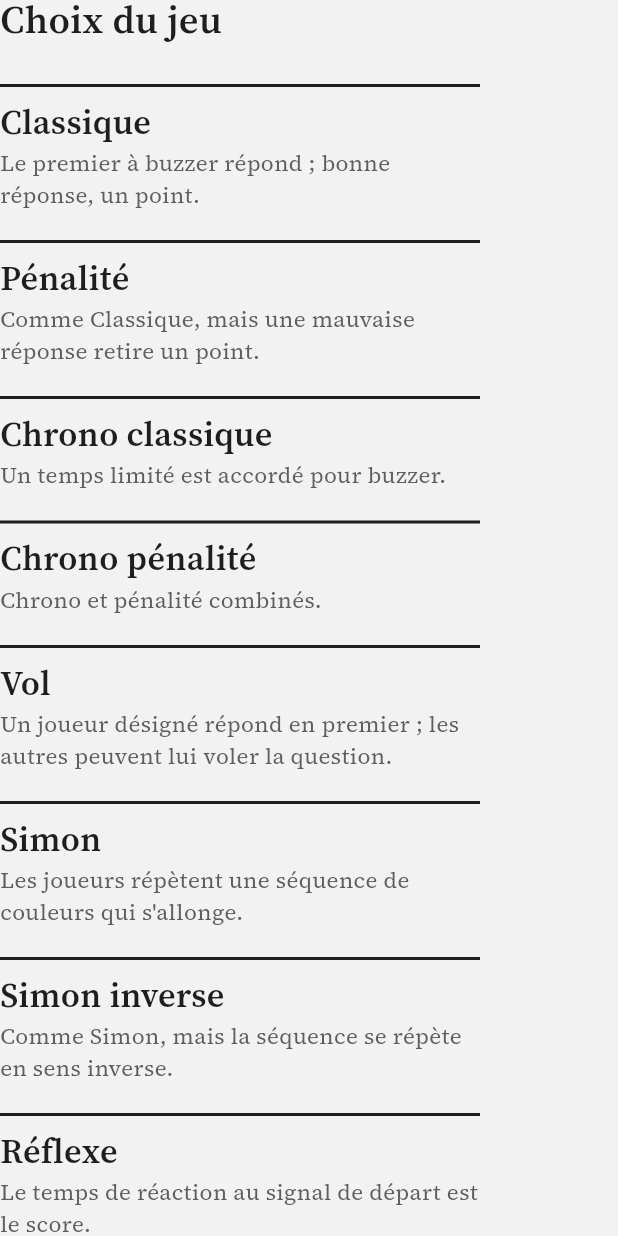
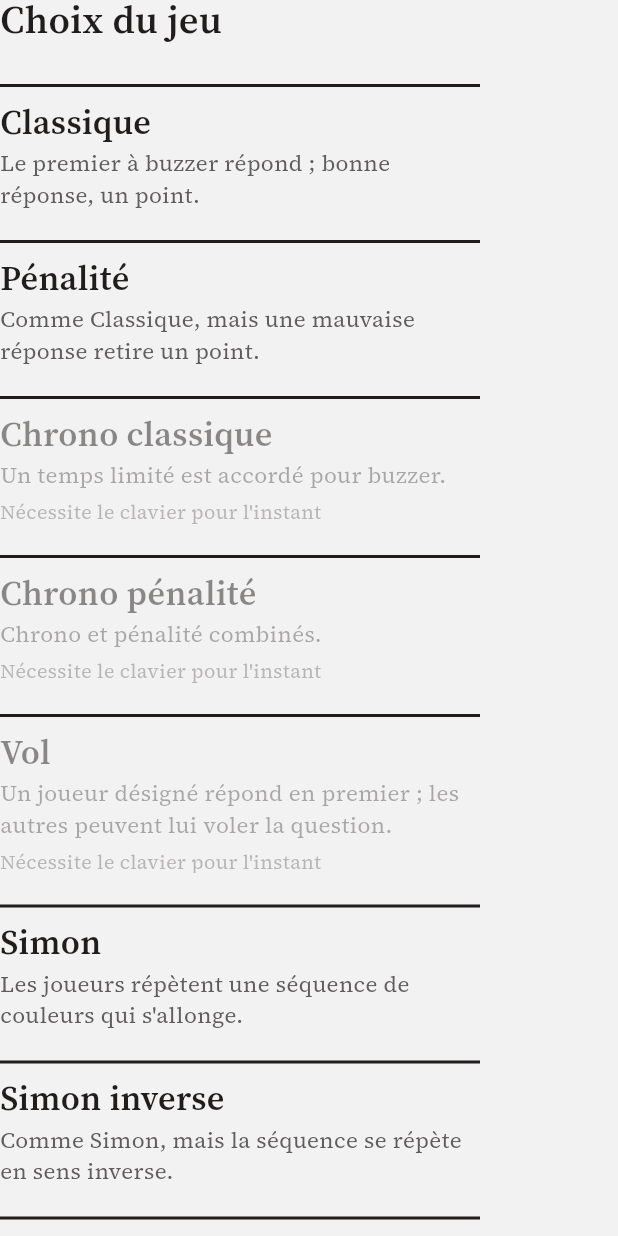
Before and after one commit to papatalon/Arduino-Buzzer, a Flutter app: the GameChoiceScreen widget shown alone on an empty page, opened directly with empty values, on a phone screen of 412 x 824 dp. Run offline on Flutter 3.47's test engine with Material 3 defaults, Android fonts, the phone set to English and light mode, and no system bars; our stand-ins replace shared_preferences; missing offline and left inert: desktop_multi_window, universal_ble, window_manager; accounts and stored records are empty.

Commit message:
Ecran Jeu actif interactif : commande SELECT_GAME|<n>, pas une simulation de touche
Le menu GAME_CHOICE navigue de facon relative (2/8/#) et son curseur
n'est jamais expose en telemetrie - impossible de viser un jeu precis en
rejouant des touches a l'aveugle depuis l'app. Nouvelle commande
semantique SELECT_GAME|<index> : Configuration::selectGameIndex()
(nouveau) reutilise la logique de confirmation deja existante
(confirmGameSelection(), extraite du case '#' de gameChoice() sans la
dupliquer par type de jeu).

Contrairement au clavier physique, cette commande n'est pas gardee par
la phase courante (fonctionne meme en pleine question) - l'app n'est
pas soumise a la navigation sequentielle du clavier/LCD, decision du
client a garder en tete pour les prochaines commandes App->Mega.

Portee reduite a cette passe : seuls les 4 jeux qui s'appliquent en une
seule confirmation (Classique, Penalite, Simon, Simon inverse) sont
cliquables ; les 7 autres necessitent un sous-ecran de reglage (duree/
manches/sons) sans UI app encore - affiches griffes en attendant.

Teste de bout en bout sur le vrai firmware reflashe (clic "Simon" ->
en-tete console affiche SIMON, via la telemetrie GAME deja existante).

Co-Authored-By: Claude Sonnet 5 <noreply@anthropic.com>

```diff
--- a/app/buzzer_companion/lib/broadsheet/console_shell.dart
+++ b/app/buzzer_companion/lib/broadsheet/console_shell.dart
@@ -274,7 +274,7 @@ class _CenterColumn extends StatelessWidget {
       case ConsoleSection.buzzers:
         return BuzzersScreen(game: game);
       case ConsoleSection.jeuActif:
-        return GameChoiceScreen(game: game);
+        return GameChoiceScreen(game: game, ble: ble);
       case ConsoleSection.questions:
         return const QuestionsScreen();
       case ConsoleSection.appareil:
--- a/app/buzzer_companion/lib/broadsheet/screens/game_choice_screen.dart
+++ b/app/buzzer_companion/lib/broadsheet/screens/game_choice_screen.dart
@@ -1,12 +1,17 @@
 import 'package:flutter/material.dart';
 
+import '../../ble_link_service.dart';
 import '../../protocol.dart';
 import '../tokens.dart';
 
-// Écran "Choix du jeu" (design_handoff_buzzer_console/README.md, 1f), en
-// lecture seule : les 11 modes, celui actif marqué. Pas de réglages de
-// durée ni de bouton "Lancer la partie" — ça dépend des commandes App→Mega
-// (voir la décision "lecture seule d'abord").
+// Écran "Choix du jeu" (design_handoff_buzzer_console/README.md, 1f) : les
+// 11 modes, celui actif marqué. Seuls les jeux qui s'appliquent en une
+// seule confirmation au clavier (Classique, Pénalité, Simon, Simon
+// inverse) sont sélectionnables en un clic (commande "SELECT_GAME|<n>",
+// voir Configuration::selectGameIndex côté Mega) — les 7 autres
+// enchaînent sur un sous-écran de réglage (durée, manches, sons) qui n'a
+// pas encore d'UI côté app, donc ils restent affichés mais inertes pour
+// l'instant.
 //
 // Les phrases de règle sont une description approximative déduite des noms
 // et du code existant (Questions.h, Simon.h, Reflex.h, SoundGame.h...) — à
@@ -25,9 +30,15 @@ const _kRules = [
   'Deux joueurs s\'affrontent en tête-à-tête.',
 ];
 
+// Jeux qui s'appliquent en une seule confirmation au clavier (pas de
+// sous-écran de réglage) — les seuls sélectionnables depuis l'app pour
+// l'instant. Index : voir GameMode.h / kGameModeNames.
+const _kSimpleGameIndices = {0, 1, 5, 6};
+
 class GameChoiceScreen extends StatelessWidget {
-  const GameChoiceScreen({super.key, required this.game});
+  const GameChoiceScreen({super.key, required this.game, required this.ble});
   final GameState game;
+  final BleLinkService ble;
 
   @override
   Widget build(BuildContext context) {
@@ -44,7 +55,11 @@ class GameChoiceScreen extends StatelessWidget {
             runSpacing: BSSpace.s4,
             children: [
               for (var i = 0; i < kGameModeNames.length; i++)
-                _GameCard(index: i, active: game.gameMode == i),
+                _GameCard(
+                  index: i,
+                  active: game.gameMode == i,
+                  onSelect: _kSimpleGameIndices.contains(i) ? () => ble.selectGame(i) : null,
+                ),
             ],
           ),
         ],
@@ -54,19 +69,23 @@ class GameChoiceScreen extends StatelessWidget {
 }
 
 class _GameCard extends StatelessWidget {
-  const _GameCard({required this.index, required this.active});
+  const _GameCard({required this.index, required this.active, required this.onSelect});
   final int index;
   final bool active;
+  final VoidCallback? onSelect;
 
   @override
   Widget build(BuildContext context) {
-    return Container(
+    final enabled = onSelect != null;
+    final card = Container(
       width: 320,
       padding: const EdgeInsets.only(top: BSSpace.s2),
       decoration: BoxDecoration(
         border: Border(top: BorderSide(color: active ? BSColors.accent2 : BSColors.text, width: 2)),
         color: active ? BSColors.accent2_100 : null,
       ),
+      child: Opacity(
+        opacity: enabled ? 1 : 0.5,
         child: Padding(
           padding: EdgeInsets.all(active ? BSSpace.s3 : 0),
           child: Column(
@@ -87,9 +106,22 @@ class _GameCard extends StatelessWidget {
               ),
               const SizedBox(height: BSSpace.s1),
               Text(_kRules[index], style: BSType.body(size: 15, color: BSColors.neutral700)),
+              if (!enabled) ...[
+                const SizedBox(height: BSSpace.s1),
+                Text(
+                  'Nécessite le clavier pour l\'instant',
+                  style: BSType.body(size: 13, color: BSColors.neutral600),
+                ),
+              ],
             ],
           ),
         ),
+      ),
+    );
+    if (!enabled) return card;
+    return MouseRegion(
+      cursor: SystemMouseCursors.click,
+      child: GestureDetector(onTap: onSelect, child: card),
     );
   }
 }
```
Also changed, not shown: app/buzzer_companion/lib/ble_link_service.dart (+12 -0 lines), 5 other files. Lines whose indentation alone changed are shown as unchanged.
